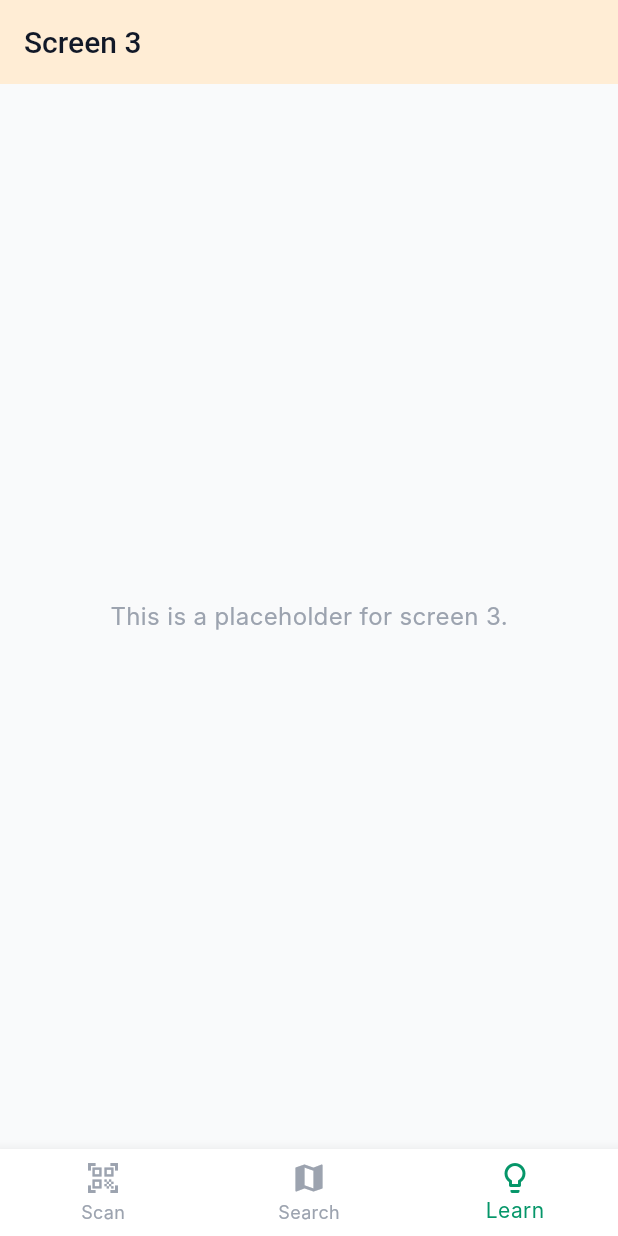
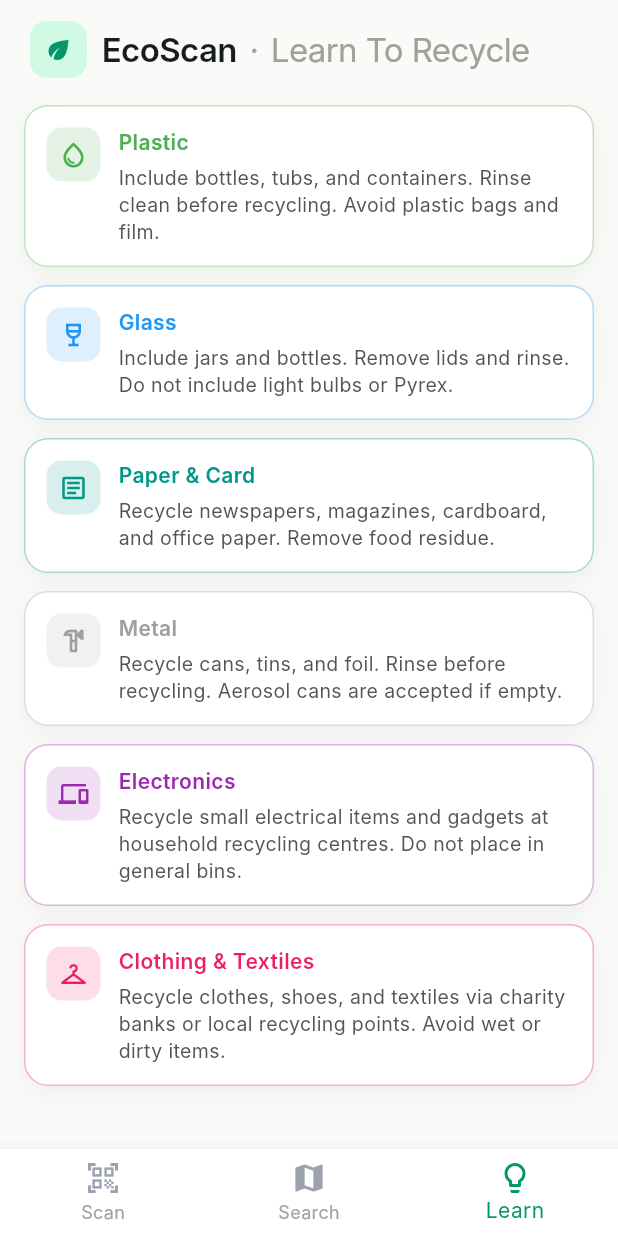
Before and after one commit to danielriddell21/hackpompey-recycling, a Flutter app: the screen it shows after launch, item 3 of the bottom bar chosen, on a phone screen of 412 x 824 dp. Run offline on Flutter 3.47's test engine with Material 3 defaults, Android fonts, the phone set to English and light mode, and no system bars; our stand-ins replace flutter_map, geolocator, latlong2; missing offline and left inert: grpc, mobile_scanner, protobuf; Roboto replaces fonts that are missing (Inter).

Commit message:
add learn screen

```diff
--- a/flutter/barcode_scanner_app/lib/main.dart
+++ b/flutter/barcode_scanner_app/lib/main.dart
@@ -33,7 +33,7 @@ class _MainNavigationState extends State<MainNavigation> {
   final List<Widget> _screens = const [
     ScannerScreen(),
     RecyclingMapScreen(),
-    ThreeScreen(),
+    LearnScreen(),
   ];
 
   @override
--- a/flutter/barcode_scanner_app/lib/screens/learn_screen.dart
+++ b/flutter/barcode_scanner_app/lib/screens/learn_screen.dart
@@ -1,22 +1,176 @@
 import 'package:flutter/material.dart';
 import '../theme/app_theme.dart';
 
-class ThreeScreen extends StatelessWidget {
-  const ThreeScreen({super.key});
+enum LearnCategory { plastic, glass, paper, metal, electronics, clothing }
+
+class LearnScreen extends StatelessWidget {
+  const LearnScreen({super.key});
+
+  static const _categoryMeta = <LearnCategory, (String, Color, IconData, String)>{
+    LearnCategory.plastic: (
+      'Plastic',
+      Colors.green,
+      Icons.water_drop_outlined,
+      'Include bottles, tubs, and containers. Rinse clean before recycling. Avoid plastic bags and film.',
+    ),
+    LearnCategory.glass: (
+      'Glass',
+      Colors.blue,
+      Icons.wine_bar_outlined,
+      'Include jars and bottles. Remove lids and rinse. Do not include light bulbs or Pyrex.',
+    ),
+    LearnCategory.paper: (
+      'Paper & Card',
+      Colors.teal,
+      Icons.article_outlined,
+      'Recycle newspapers, magazines, cardboard, and office paper. Remove food residue.',
+    ),
+    LearnCategory.metal: (
+      'Metal',
+      Colors.grey,
+      Icons.hardware_outlined,
+      'Recycle cans, tins, and foil. Rinse before recycling. Aerosol cans are accepted if empty.',
+    ),
+    LearnCategory.electronics: (
+      'Electronics',
+      Colors.purple,
+      Icons.devices_outlined,
+      'Recycle small electrical items and gadgets at household recycling centres. Do not place in general bins.',
+    ),
+    LearnCategory.clothing: (
+      'Clothing & Textiles',
+      Colors.pink,
+      Icons.checkroom_outlined,
+      'Recycle clothes, shoes, and textiles via charity banks or local recycling points. Avoid wet or dirty items.',
+    ),
+  };
 
   @override
   Widget build(BuildContext context) {
     return Scaffold(
-      appBar: AppBar(
-        title: const Text('Screen 3'),
-        backgroundColor: AppTheme.orange100,
-      ),
-      body: const Center(
-        child: Text(
-          'This is a placeholder for screen 3.',
-          style: TextStyle(fontSize: 16, color: Color(0xFF9CA3AF)),
+      backgroundColor: const Color(0xFFFAFAF9),
+      body: SafeArea(
+        child: Column(
+          children: [
+            _buildHeader(),
+            Expanded(
+              child: ListView(
+                padding: const EdgeInsets.fromLTRB(16, 12, 16, 24),
+                children: LearnCategory.values.map((cat) {
+                  final (label, color, icon, advice) = _categoryMeta[cat]!;
+                  return _categoryCard(label, color, icon, advice);
+                }).toList(),
+              ),
+            ),
+          ],
         ),
       ),
     );
   }
+
+  Widget _buildHeader() {
+    return Padding(
+      padding: const EdgeInsets.fromLTRB(20, 14, 20, 0),
+      child: Row(
+        children: [
+          Container(
+            width: 38,
+            height: 38,
+            decoration: BoxDecoration(
+              color: AppTheme.green100,
+              borderRadius: BorderRadius.circular(11),
+            ),
+            child: const Icon(Icons.eco, size: 20, color: AppTheme.green600),
+          ),
+          const SizedBox(width: 10),
+          const Text(
+            'EcoScan',
+            style: TextStyle(
+              fontSize: 22,
+              fontWeight: FontWeight.w600,
+              letterSpacing: -0.4,
+            ),
+          ),
+          const SizedBox(width: 8),
+          const Text(
+            '·',
+            style: TextStyle(fontSize: 22, color: Color(0xFFA1A19A)),
+          ),
+          const SizedBox(width: 8),
+          const Text(
+            'Learn To Recycle',
+            style: TextStyle(
+              fontSize: 22,
+              fontWeight: FontWeight.w400,
+              color: Color(0xFFA1A19A),
+              letterSpacing: -0.4,
+            ),
+          ),
+        ],
+      ),
+    );
+  }
+
+  Widget _categoryCard(
+    String title,
+    Color color,
+    IconData icon,
+    String advice,
+  ) {
+    return Container(
+      margin: const EdgeInsets.symmetric(vertical: 6),
+      padding: const EdgeInsets.all(14),
+      decoration: BoxDecoration(
+        color: Colors.white,
+        borderRadius: BorderRadius.circular(16),
+        border: Border.all(color: color.withOpacity(0.35)),
+        boxShadow: [
+          BoxShadow(
+            color: Colors.black.withOpacity(0.05),
+            blurRadius: 12,
+            offset: const Offset(0, 4),
+          ),
+        ],
+      ),
+      child: Row(
+        crossAxisAlignment: CrossAxisAlignment.start,
+        children: [
+          Container(
+            width: 36,
+            height: 36,
+            decoration: BoxDecoration(
+              color: color.withOpacity(0.15),
+              borderRadius: BorderRadius.circular(10),
+            ),
+            child: Icon(icon, color: color, size: 20),
+          ),
+          const SizedBox(width: 12),
+          Expanded(
+            child: Column(
+              crossAxisAlignment: CrossAxisAlignment.start,
+              children: [
+                Text(
+                  title,
+                  style: TextStyle(
+                    fontSize: 14,
+                    fontWeight: FontWeight.w600,
+                    color: color,
+                  ),
+                ),
+                const SizedBox(height: 4),
+                Text(
+                  advice,
+                  style: const TextStyle(
+                    fontSize: 13,
+                    color: Color(0xFF555550),
+                    height: 1.4,
+                  ),
+                ),
+              ],
+            ),
+          ),
+        ],
+      ),
+    );
+  }
 }
```
